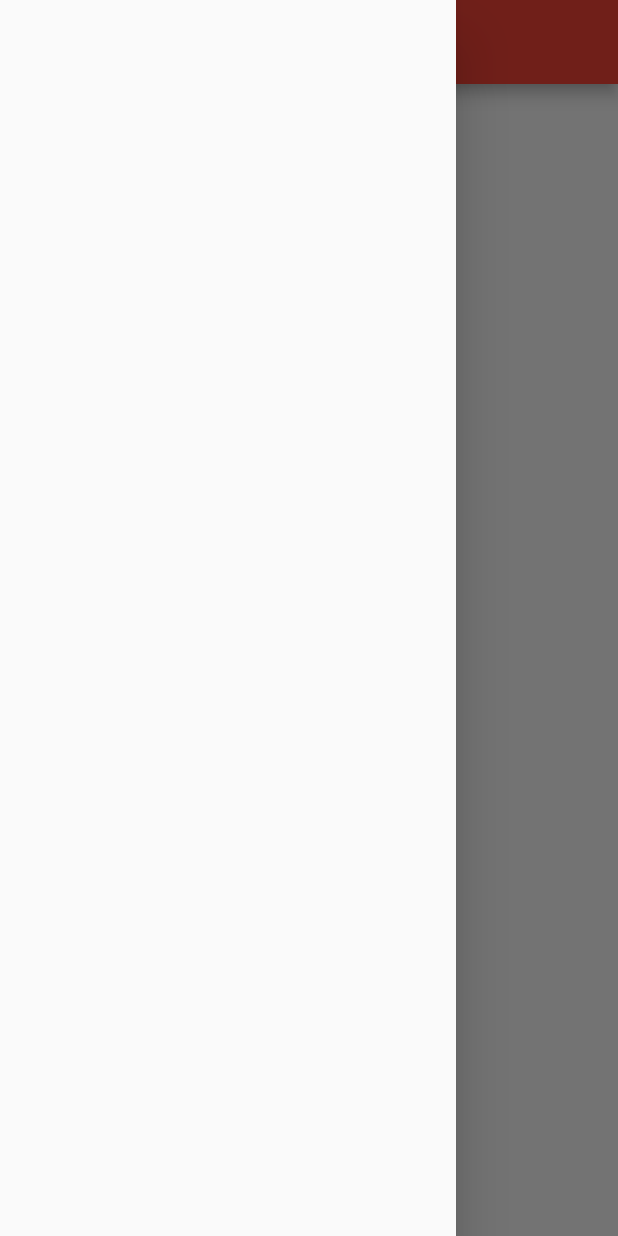
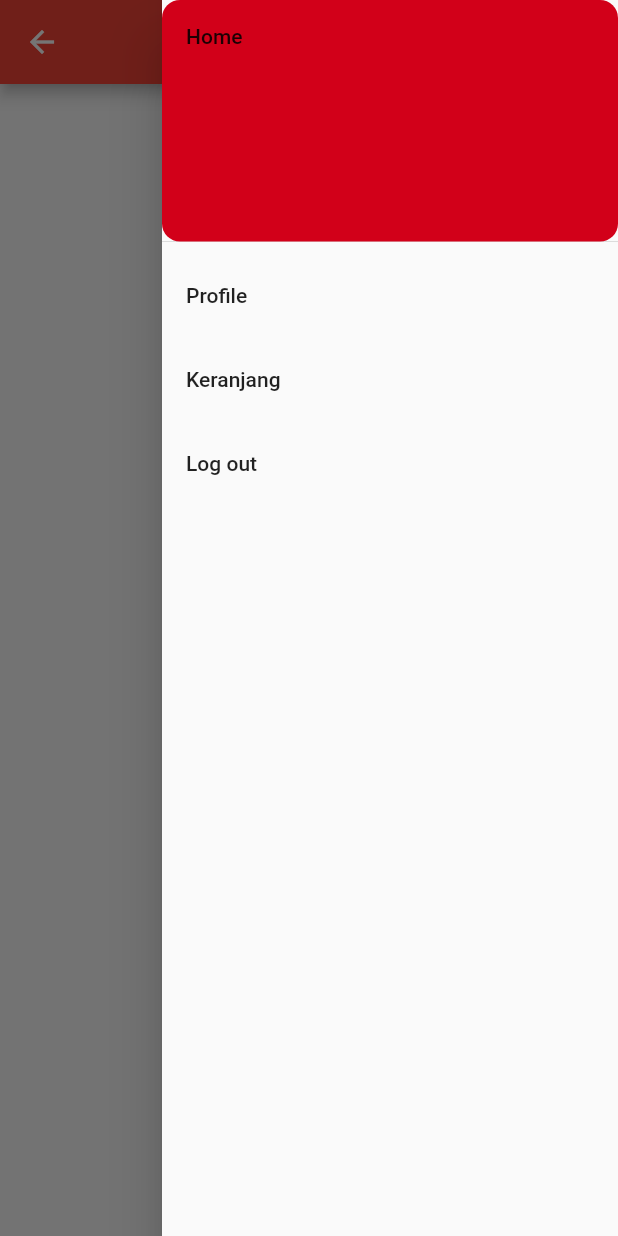
Before and after one commit to glenrioariesto/menu_master, a Flutter app: the Home screen opened by its route, with the side drawer open, on a phone screen of 412 x 824 dp. Run offline on Flutter 3.47's test engine with Material 2 defaults, Android fonts, the light colour scheme and no system bars; our stand-ins replace firebase_auth, firebase_core; accounts and stored records are empty; Roboto replaces fonts that are missing (Climate Crisis).

Commit message:
menambahkan file drawer

```diff
--- a/lib/view/home.dart
+++ b/lib/view/home.dart
@@ -1,4 +1,6 @@
 import 'package:flutter/material.dart';
+// import 'package:menu_master/shared/constants.dart';
+import 'package:menu_master/widgets/widgets_drawerhome.dart';
 
 class Home extends StatefulWidget {
   const Home({super.key, required this.title});
@@ -15,14 +17,18 @@ class _HomeState extends State<Home> {
   Widget build(BuildContext context) {
     return Scaffold(
       appBar: AppBar(
-        title: Text(widget.title),
-        centerTitle: true,
+        title: Row(
+          mainAxisAlignment: MainAxisAlignment.center,
+          children: [
+            Text(widget.title),
+          ],
+        ),
         titleTextStyle: const TextStyle(
           fontSize: 30,
           fontFamily: 'Climate Crisis',
         ),
       ),
-      drawer: const Drawer(),
+      endDrawer: const DrawerHome(),
       body: Center(
         child: Column(
           mainAxisAlignment: MainAxisAlignment.center,
--- a/lib/view/profile.dart
+++ b/lib/view/profile.dart
@@ -1,8 +1,7 @@
-import 'package:flutter/src/widgets/framework.dart';
-import 'package:flutter/src/widgets/placeholder.dart';
+import 'package:flutter/material.dart';
 
-class profile extends StatelessWidget {
-  const profile({super.key});
+class Profile extends StatelessWidget {
+  const Profile({super.key});
 
   @override
   Widget build(BuildContext context) {
--- /dev/null
+++ b/lib/widgets/widgets_drawerhome.dart
@@ -0,0 +1,48 @@
+import 'package:flutter/material.dart';
+import 'package:menu_master/shared/constants.dart';
+
+class DrawerHome extends StatelessWidget {
+  const DrawerHome({super.key});
+
+  @override
+  Widget build(BuildContext context) {
+    return Drawer(
+      // Add a ListView to the drawer. This ensures the user can scroll
+      // through the options in the drawer if there isn't enough vertical
+      // space to fit everything.
+      child: ListView(
+        // Important: Remove any padding from the ListView.
+        padding: EdgeInsets.zero,
+        children: [
+          const DrawerHeader(
+            decoration: BoxDecoration(
+                color: ColorPalette.primaryColor,
+                borderRadius: BorderRadius.all(Radius.circular(12))),
+            child: Text('Home'),
+          ),
+          ListTile(
+            title: const Text('Profile'),
+            onTap: () {
+              // Update the state of the app.
+              // ...
+            },
+          ),
+          ListTile(
+            title: const Text('Keranjang'),
+            onTap: () {
+              // Update the state of the app.
+              // ...
+            },
+          ),
+          ListTile(
+            title: const Text('Log out'),
+            onTap: () {
+              // Update the state of the app.
+              // ...
+            },
+          ),
+        ],
+      ),
+    );
+  }
+}
```
